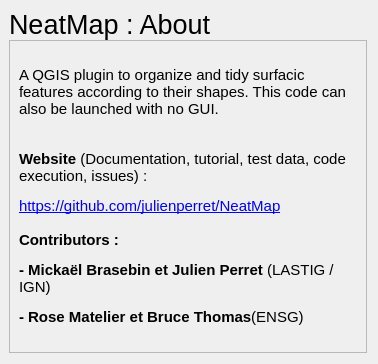
First picture: the form in neatmap_about_dialog.ui, repository IGNF/NeatMap, before the edit.
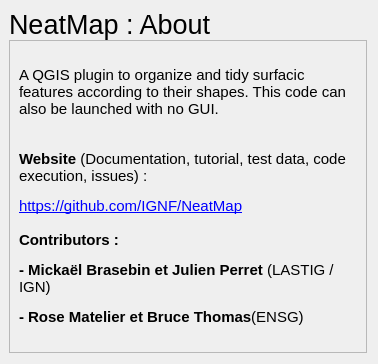
Second picture: the form after the edit.

Commit message: corrected url

```diff
--- a/neatmap_about_dialog.ui
+++ b/neatmap_about_dialog.ui
@@ -99,7 +99,7 @@
          <item>
           <widget class="QLabel" name="label_3">
            <property name="text">
-            <string>&lt;html&gt;&lt;head/&gt;&lt;body&gt;&lt;p&gt;&lt;span style=&quot; font-weight:600;&quot;&gt;Website&lt;/span&gt; (Documentation, tutorial, test data, code execution, issues) :&lt;/p&gt;&lt;p&gt;&lt;a href=&quot;https://github.com/julienperret/NeatMap/&quot;&gt;&lt;span style=&quot; text-decoration: underline; color:#0000ff;&quot;&gt;https://github.com/julienperret/NeatMap&lt;/span&gt;&lt;/a&gt;&lt;/p&gt;&lt;/body&gt;&lt;/html&gt;</string>
+            <string>&lt;html&gt;&lt;head/&gt;&lt;body&gt;&lt;p&gt;&lt;span style=&quot; font-weight:600;&quot;&gt;Website&lt;/span&gt; (Documentation, tutorial, test data, code execution, issues) :&lt;/p&gt;&lt;p&gt;&lt;a href=&quot;https://github.com/IGNF/NeatMap/&quot;&gt;&lt;span style=&quot; text-decoration: underline; color:#0000ff;&quot;&gt;https://github.com/IGNF/NeatMap&lt;/span&gt;&lt;/a&gt;&lt;/p&gt;&lt;/body&gt;&lt;/html&gt;</string>
            </property>
            <property name="textFormat">
             <enum>Qt::RichText</enum>
```
